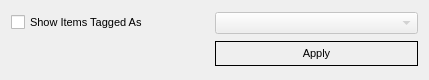
Above: tagfilter.ui from pjrinaldi/wombatforensics before the change. Below: the same form after it.
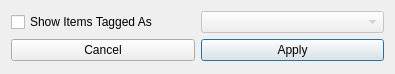
That is the form after the change.

Commit message: modified filters to a qdialog instead of a qwidget so that it is easier to display with border issues

What changed in the file:
```diff
--- a/tagfilter.ui
+++ b/tagfilter.ui
@@ -1,7 +1,7 @@
 <?xml version="1.0" encoding="UTF-8"?>
 <ui version="4.0">
  <class>TagFilter</class>
- <widget class="QWidget" name="TagFilter">
+ <widget class="QDialog" name="TagFilter">
   <property name="windowModality">
    <enum>Qt::ApplicationModal</enum>
   </property>
@@ -9,41 +9,14 @@
    <rect>
     <x>0</x>
     <y>0</y>
-    <width>429</width>
-    <height>80</height>
+    <width>395</width>
+    <height>74</height>
    </rect>
   </property>
-  <property name="font">
-   <font>
-    <pointsize>8</pointsize>
-   </font>
-  </property>
   <property name="windowTitle">
-   <string>Filter</string>
-  </property>
-  <property name="autoFillBackground">
-   <bool>true</bool>
+   <string>Tag Filter</string>
   </property>
   <layout class="QGridLayout" name="gridLayout">
-   <property name="horizontalSpacing">
-    <number>0</number>
-   </property>
-   <item row="1" column="1">
-    <widget class="QPushButton" name="pushButton">
-     <property name="styleSheet">
-      <string notr="true">border: 1px solid black; padding: 5px 10px 5px 10px;</string>
-     </property>
-     <property name="text">
-      <string>Apply</string>
-     </property>
-     <property name="default">
-      <bool>true</bool>
-     </property>
-     <property name="flat">
-      <bool>true</bool>
-     </property>
-    </widget>
-   </item>
    <item row="0" column="0">
     <widget class="QCheckBox" name="tagcheckBox">
      <property name="text">
@@ -61,6 +34,29 @@
      </property>
     </widget>
    </item>
+   <item row="1" column="1">
+    <widget class="QPushButton" name="pushButton">
+     <property name="styleSheet">
+      <string notr="true"/>
+     </property>
+     <property name="text">
+      <string>Apply</string>
+     </property>
+     <property name="default">
+      <bool>true</bool>
+     </property>
+     <property name="flat">
+      <bool>false</bool>
+     </property>
+    </widget>
+   </item>
+   <item row="1" column="0">
+    <widget class="QPushButton" name="pushButton_2">
+     <property name="text">
+      <string>Cancel</string>
+     </property>
+    </widget>
+   </item>
   </layout>
  </widget>
  <resources/>
```
Left out of the diff: 19 changed lines with no effect on the pictures. The commit also changes 28 other files.
